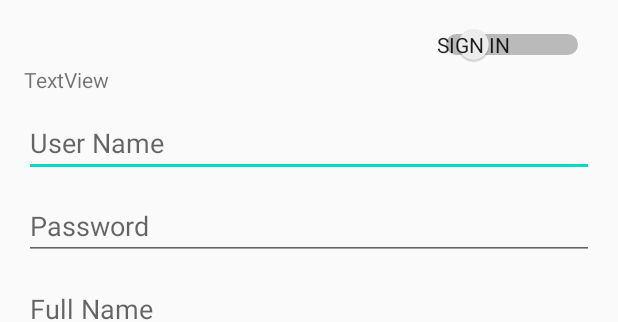
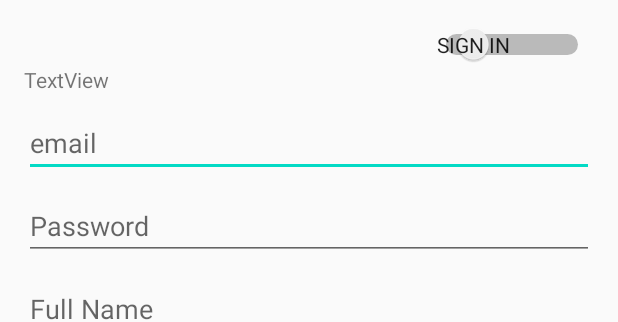
Before and after one commit to sagi565/SharingChargingStations, an Android app: the layout dialog_user.xml on its own in the app's theme, with its tools: preview values and no code run, on a phone screen of 412 x 824 dp. Shown: the top 322 px of the screen. Run offline under Robolectric (Android 15) with nearby library versions, the phone set to English and light mode, and no system bars.

Commit message:
change user name to email

```diff
--- a/app/src/main/res/layout/dialog_user.xml
+++ b/app/src/main/res/layout/dialog_user.xml
@@ -28,13 +28,14 @@
         android:layout_width="match_parent"
         android:layout_height="wrap_content"
         android:layout_marginBottom="10dp"
-        android:hint="User Name" />
+        android:hint="email" />
 
     <EditText
         android:id="@+id/etDialogPassword"
         android:layout_width="match_parent"
         android:layout_height="wrap_content"
         android:layout_marginBottom="10dp"
+        android:inputType="textPassword"
         android:hint="Password" />
 
     <EditText
```
